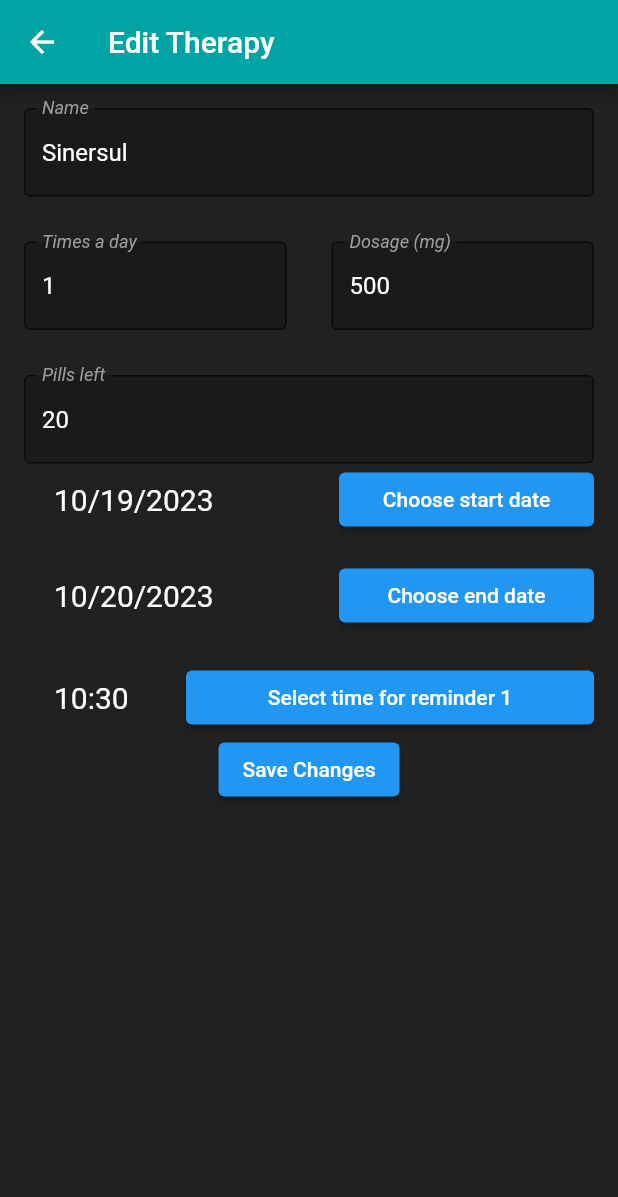
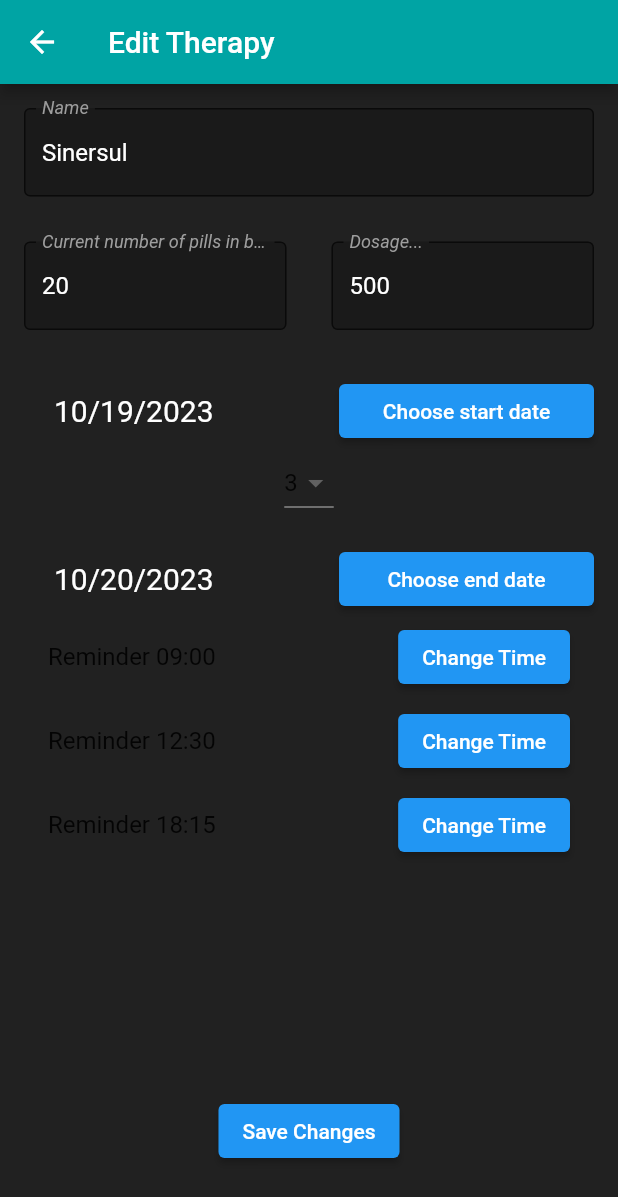
Before and after one commit to mirkomiki/medsearch, a Flutter app: the FullTherapy screen opened by its route, after a tap on "EDIT", on a phone screen of 412 x 824 dp. Shown: the top 1197 px of the screen. Run offline on Flutter 3.47's test engine with Material 2 defaults, Android fonts, the phone set to English and light mode, and no system bars; our stand-ins replace animated_splash_screen, flutter_spinkit; missing offline and left inert: animated_snack_bar, flutter_email_sender.

Commit message:
EDIT THERAPY COMPLETED

```diff
--- a/lib/Pages/editTherapyView.dart
+++ b/lib/Pages/editTherapyView.dart
@@ -1,4 +1,6 @@
 import 'package:flutter/material.dart';
+import 'package:medsearch/Pages/TimePickerWidget.dart';
+import 'package:medsearch/Pages/newTherapy.dart';
 import 'package:medsearch/TypesOfData/therapy.dart';
 
 class EditTherapy extends StatefulWidget {
@@ -15,26 +17,27 @@ class _EditTherapyState extends State<EditTherapy> {
   TimeOfDay time = TimeOfDay.now();
   DateTime endDate = DateTime.now().add(const Duration(days: 1));
   DateTime startDate = DateTime.now();
+  List<TimeOfDay> reminders = [];
   int index = 1;
+  int? pillsADay = 1;
   TextEditingController nameController = TextEditingController();
   TextEditingController dosageController = TextEditingController();
   TextEditingController pillsAvaliableController = TextEditingController();
-  TextEditingController timesADayController = TextEditingController();
+
   @override
   void initState() {
     super.initState();
     nameController.text = widget.therapy.name;
     dosageController.text = widget.therapy.dosage.toString();
     pillsAvaliableController.text = widget.therapy.pillsAvaliable.toString();
-    timesADayController.text = widget.therapy.timesADay.toString();
+    pillsADay = widget.therapy.timeToTake.length;
+    reminders = widget.therapy.timeToTake;
     endDate = widget.therapy.lastDay;
     startDate = widget.therapy.firstDay;
   }
 
   @override
   Widget build(BuildContext context) {
-    final hours = time.hour.toString().padLeft(2, '0');
-    final minutes = time.minute.toString().padLeft(2, '0');
     final eday = endDate.day.toString();
     final emonth = endDate.month.toString();
     final eyear = endDate.year.toString();
@@ -64,16 +67,19 @@ class _EditTherapyState extends State<EditTherapy> {
                   Row(
                           mainAxisAlignment: MainAxisAlignment.spaceEvenly,
                           crossAxisAlignment: CrossAxisAlignment.start,
-                    children: [
-                      Flexible(child: TextFormField(controller: timesADayController, style: const TextStyle(color: Colors.white),keyboardType: const TextInputType.numberWithOptions(decimal: false),decoration: InputDecoration(border: const OutlineInputBorder(), labelText: 'Times a day',labelStyle: TextStyle(fontStyle: FontStyle.italic,color: Colors.grey[500]),filled: true,fillColor: const Color.fromARGB(255, 26, 26, 26)))),
+                        children: <Widget> [
+                            Flexible(
+                              child: TextFormField(style: const TextStyle(color: Colors.white),focusNode: FocusNode(),decoration: InputDecoration(border: const OutlineInputBorder(),  labelText: 'Current number of pills in bottle...', labelStyle: TextStyle(fontStyle: FontStyle.italic,color: Colors.grey[500]),filled: true,fillColor: const Color.fromARGB(255, 26, 26, 26)),controller: pillsAvaliableController,keyboardType: const TextInputType.numberWithOptions(decimal: false),),
+
+                              ),
                             const Padding(padding: EdgeInsets.all(15)),
-                      Flexible(child: TextFormField(controller: dosageController, style: const TextStyle(color: Colors.white),keyboardType: const TextInputType.numberWithOptions(decimal: false),decoration: InputDecoration(border: const OutlineInputBorder(), labelText: 'Dosage (mg)',labelStyle: TextStyle(fontStyle: FontStyle.italic,color: Colors.grey[500]),filled: true,fillColor: const Color.fromARGB(255, 26, 26, 26)))),
-
-
+                            Flexible(
+                              child: TextFormField(style: const TextStyle(color: Colors.white),  focusNode: FocusNode(),decoration: InputDecoration(border: const OutlineInputBorder(),  labelText: 'Dosage...', labelStyle: TextStyle(fontStyle: FontStyle.italic,color: Colors.grey[500]),filled: true,fillColor: const Color.fromARGB(255, 26, 26, 26),),controller: dosageController,keyboardType: const TextInputType.numberWithOptions(decimal: false),),
+                            ),
                           ],
                         ),
                   const Padding(padding: EdgeInsets.all(15)),
-                  TextFormField(controller: pillsAvaliableController, style: const TextStyle(color: Colors.white),keyboardType: const TextInputType.numberWithOptions(decimal: false),decoration: InputDecoration(border: const OutlineInputBorder(), labelText: 'Pills left',labelStyle: TextStyle(fontStyle: FontStyle.italic,color: Colors.grey[500]),filled: true,fillColor: const Color.fromARGB(255, 26, 26, 26))),
+
                   /////////////////////////////////////////////////////////////////////////////////////////////////////////
                          Row(
                           children: <Widget>[
@@ -101,6 +107,31 @@ class _EditTherapyState extends State<EditTherapy> {
                                       startDate = firstDay);
                                     },
                                 child: const Text('Choose start date')
+                                ),
+                            ),
+                          ],
+                        ),
+                        Row(
+                          mainAxisAlignment: MainAxisAlignment.spaceEvenly,
+                          crossAxisAlignment: CrossAxisAlignment.start,
+                          children: <Widget> [
+                              Flexible(
+                                  // ignore: avoid_print
+                                  child: DropdownButton<int>(value: pillsADay, onChanged: (int? value) {
+                                      // This is called when the user selects an item.
+                                      setState(() {
+                                        pillsADay = value!;
+                                        //print('Jel ulazis');
+                                        _updateReminderList();
+                                      });
+                                    },
+                                    items: List.generate(6, (index) {
+                                      return DropdownMenuItem<int>(
+                                        value: index + 1,
+                                        child: Text((index + 1).toString()),
+                                      );
+                                    },
+                                    ),
                                 ),
                               ),
                             ],
@@ -136,10 +167,26 @@ class _EditTherapyState extends State<EditTherapy> {
                             ),
                           ],
                         ),
-
+                        SizedBox(
+                        height: 300,
+                        child: ListView.builder(
+                          itemCount: pillsADay,
+                          itemBuilder: (context, index) {
+                            return TimePickerWidget(
+                              indexTherapy: index,
+                              timeOfDay: reminders[index],
+                              onChanged: (newTime) {
+                                setState(() {
+                                  reminders[index] = newTime;
+                                });
+                              },
+                            );
+                          },
+                        ),
+                      ),
                         /////////////////////////////////////////////////////////////////////////////////////////////////////////
                   const Padding(padding: EdgeInsets.all(10)),
-                        Row(
+                  /*Row(
                     children: <Widget>[
                       const Padding(padding: EdgeInsets.all(10)),
                       Expanded(flex: 1,child: Text('$hours:$minutes', style: const TextStyle(fontSize: 20, color: Colors.white),)),
@@ -166,15 +213,17 @@ class _EditTherapyState extends State<EditTherapy> {
                         ),
                       ),
                     ],
-                        ),
+                  ),*/
                   ElevatedButton(
                     onPressed: () {
                       widget.therapy.name = nameController.text;
                       widget.therapy.dosage = int.parse(dosageController.text);
                       widget.therapy.pillsAvaliable = int.parse(pillsAvaliableController.text);
-                      widget.therapy.timesADay = int.parse(timesADayController.text);
+                      widget.therapy.timeToTake = reminders;
                       widget.therapy.firstDay = startDate;
                       widget.therapy.lastDay = endDate;
+                      widget.therapy.timesADay = pillsADay;
+
                       // Navigate back to the previous page with the updated therapy object
                       Navigator.of(context).pop(widget.therapy);
                     },
@@ -188,10 +237,16 @@ class _EditTherapyState extends State<EditTherapy> {
       ),
     );
   }
+  void _updateReminderList() {
+    // do ovdje je pillsADay dobar
+    while (reminders.length < pillsADay!) {
+      reminders.add(TimeOfDay.now());
+      //print(reminders.length); //a kao dobar je, li la vidit cemo
+    }
+    if(pillsADay! < reminders.length){
+      reminders.removeRange(pillsADay!, reminders.length);
+    }
+  }
 }
 
-
-
-
-
 //CREDIT TO CHATGPT == GRESKA JE BIO MOJ UPIS NA RACUNARSTVO
--- a/lib/Pages/pages.dart
+++ b/lib/Pages/pages.dart
@@ -25,7 +25,7 @@ class _PagesState extends State<Pages> {
 
   final List<Widget> _pages = [
     const Home(),
-    const newTherapy(),
+    const NewTherapy(),
     const Settings(),
   ];
 
--- a/lib/TypesOfData/therapy.dart
+++ b/lib/TypesOfData/therapy.dart
@@ -4,7 +4,7 @@ class Therapy{
   //Attributes
   String name = '';
   int? dosage = 0;
-  int? timesADay = 0;
+  int? timesADay = 1;
   List<TimeOfDay> timeToTake = []; //koliko puta dnevno
   late DateTime overallTakingTime; //dokad se uzima
   int? pillsAvaliable = 0;
@@ -12,10 +12,13 @@ class Therapy{
   DateTime firstDay = DateTime.now();
 
   //Constructor
-  Therapy(String name, int? dosage, int? timesADay, int? pillsInBottle, firstDay, lastDay, List<TimeOfDay>timeToTake){
+  Therapy(String name, int? dosage, int? pillsInBottle, firstDay, lastDay, List<TimeOfDay>timeToTake){
     this.name = name;
     this.dosage = dosage;
-    this.timesADay = timesADay;
+    if(timeToTake.length >= 1){
+      timesADay = timeToTake.length;
+    }
+
     pillsAvaliable = pillsInBottle;
     this.lastDay = lastDay;
     this.firstDay = firstDay;
--- a/lib/globals.dart
+++ b/lib/globals.dart
@@ -4,13 +4,12 @@ import 'package:medsearch/TypesOfData/therapy.dart';
 // FILE WITH GLOBAL VARIABLES AND FUNCTIONS
 
 List<Therapy> therapies = [
-    Therapy('Sinersul', 500, 1, 20, DateTime.now(), DateTime.now().add(const Duration(days: 1)), [const TimeOfDay(hour: 9, minute: 0),
+    Therapy('Sinersul', 500, 20, DateTime.now(), DateTime.now().add(const Duration(days: 1)), [const TimeOfDay(hour: 9, minute: 0),
     const TimeOfDay(hour: 12, minute: 30),
     const TimeOfDay(hour: 18, minute: 15),]),
-    Therapy('Brufen', 1000, 2, 40, DateTime.now(),  DateTime.now().add(const Duration(days: 1)), [const TimeOfDay(hour: 8, minute: 0),
-    const TimeOfDay(hour: 12, minute: 30),
-    const TimeOfDay(hour: 18, minute: 15),]),
-    Therapy('Redbull', 330, 1, 1, DateTime.now(),  DateTime.now().add(const Duration(days: 1)), [const TimeOfDay(hour: 8, minute: 0),
+    Therapy('Brufen', 1000,  40, DateTime.now(),  DateTime.now().add(const Duration(days: 1)), [const TimeOfDay(hour: 8, minute: 0),
+    const TimeOfDay(hour: 12, minute: 30),]),
+    Therapy('Redbull', 330, 1, DateTime.now(),  DateTime.now().add(const Duration(days: 1)), [const TimeOfDay(hour: 8, minute: 0),
     const TimeOfDay(hour: 12, minute: 30),
     const TimeOfDay(hour: 18, minute: 15),]),
 
```
Also changed, not shown: lib/Pages/newTherapy.dart (+5 -9 lines), 1 other file. Lines whose indentation alone changed are shown as unchanged.
